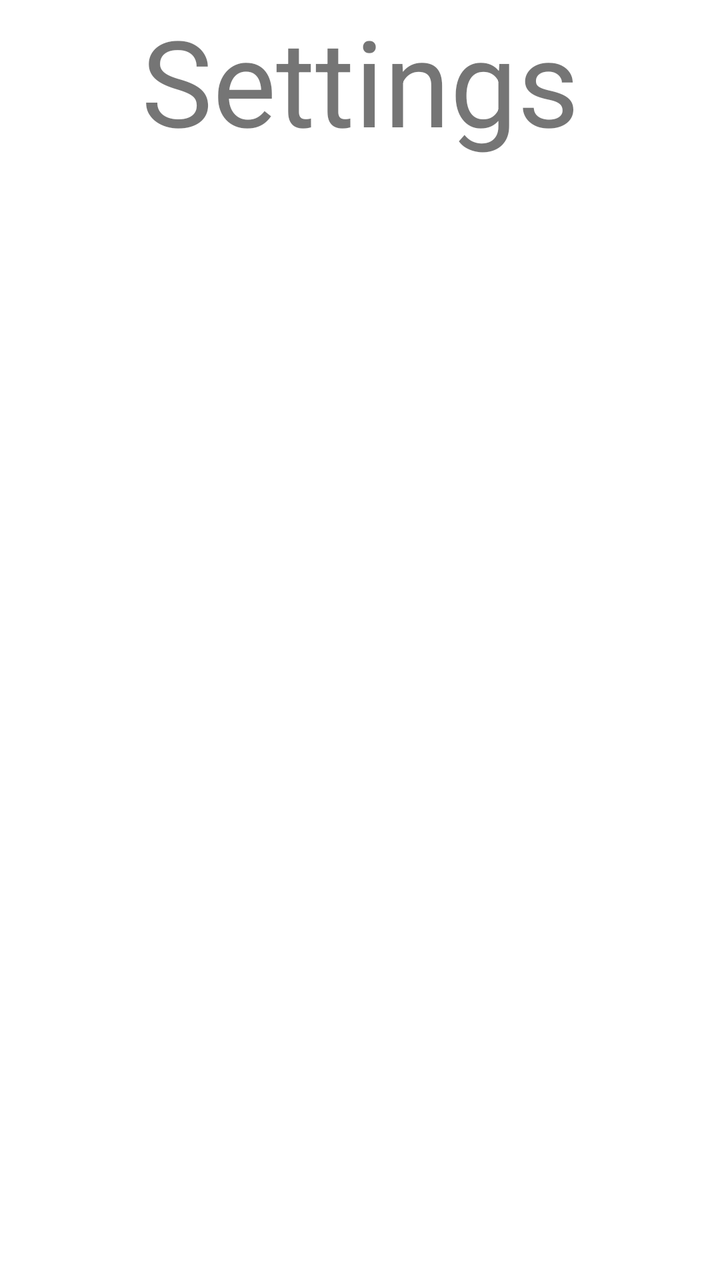
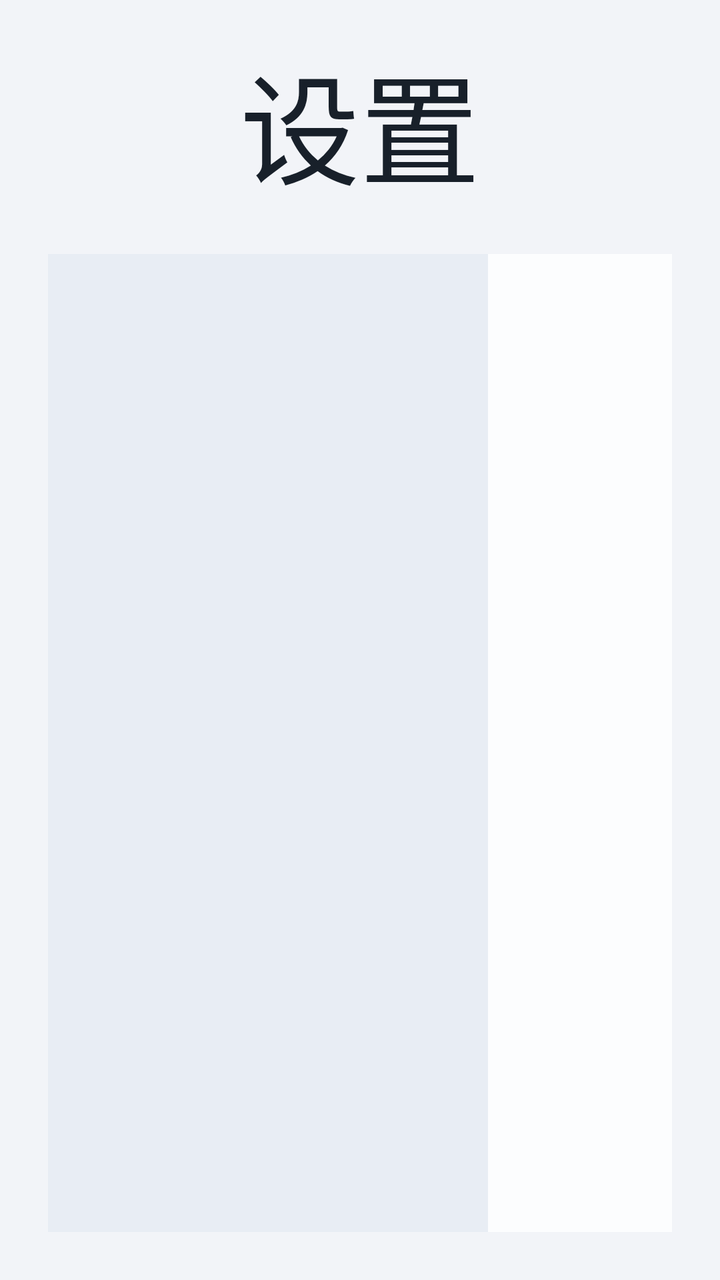

An Android layout rendered at two revisions. The XML below is the earlier revision; the diff shows what the commit changed to produce the second picture.
<!-- AndroidManifest.xml: application theme Theme.AHD_Camera -->
<!-- res/layout/activity_settings.xml -->
<?xml version="1.0" encoding="utf-8"?>
<RelativeLayout xmlns:android="http://schemas.android.com/apk/res/android"
    xmlns:app="http://schemas.android.com/apk/res-auto"
    xmlns:tools="http://schemas.android.com/tools"
    android:id="@+id/main"
    android:layout_width="match_parent"
    android:layout_height="match_parent"
    tools:context="com.example.Settings.Settings">

    <TextView
        android:layout_width="match_parent"
        android:layout_height="wrap_content"
        android:gravity="center_horizontal"
        android:text="Settings"
        android:textSize="60sp">
    </TextView>

    <Button
        android:layout_width=""
        android:layout_height="">

    </Button>

</RelativeLayout>
<!-- resources referenced by this layout -->
<resources>
  <style name="Theme.AHD_Camera" parent="Theme.MaterialComponents.DayNight.NoActionBar">
          
          <item name="colorPrimary">@color/purple_500</item>
          <item name="colorPrimaryVariant">@color/purple_700</item>
          <item name="colorOnPrimary">@color/white</item>
  
          
          <item name="colorSecondary">@color/teal_200</item>
          <item name="colorSecondaryVariant">@color/teal_700</item>
          <item name="colorOnSecondary">@color/black</item>
  
          
          <item name="windowNoTitle">true</item>
          <item name="windowActionBar">false</item>
          <item name="android:windowNoTitle">true</item>
          <item name="android:windowActionBar">false</item>
  
          
          <item name="android:windowFullscreen">true</item>
  
          
          <item name="android:statusBarColor">@android:color/transparent</item>
          <item name="android:navigationBarColor">@android:color/transparent</item>
  
          
          <item name="android:windowLayoutInDisplayCutoutMode" tools:targetApi="o_mr1">shortEdges</item>
      </style>
  <color name="purple_500">#FF6200EE</color>
  <color name="purple_700">#FF3700B3</color>
  <color name="white">#FFFFFFFF</color>
  <color name="teal_200">#FF03DAC5</color>
  <color name="teal_700">#FF018786</color>
  <color name="black">#FF000000</color>
</resources>

<!-- the commit's change to res/layout/activity_settings.xml (unified diff, before → after) -->
@@ -1,24 +1,54 @@
 <?xml version="1.0" encoding="utf-8"?>
-<RelativeLayout xmlns:android="http://schemas.android.com/apk/res/android"
+<LinearLayout xmlns:android="http://schemas.android.com/apk/res/android"
     xmlns:app="http://schemas.android.com/apk/res-auto"
     xmlns:tools="http://schemas.android.com/tools"
     android:id="@+id/main"
     android:layout_width="match_parent"
     android:layout_height="match_parent"
+    android:background="@color/settings_page_background"
+    android:orientation="vertical"
     tools:context="com.example.Settings.Settings">
 
     <TextView
         android:layout_width="match_parent"
         android:layout_height="wrap_content"
+        android:layout_marginStart="32dp"
+        android:layout_marginTop="18dp"
+        android:layout_marginEnd="32dp"
+        android:layout_marginBottom="18dp"
+        android:fontFamily="sans-serif-medium"
         android:gravity="center_horizontal"
-        android:text="Settings"
-        android:textSize="60sp">
-    </TextView>
+        android:text="@string/settings_title"
+        android:textColor="@color/settings_text_primary"
+        android:textSize="60sp" />
 
-    <Button
-        android:layout_width=""
-        android:layout_height="">
+    <LinearLayout
+        android:id="@+id/main_layout"
+        android:layout_width="match_parent"
+        android:layout_height="0dp"
+        android:layout_weight="1"
+        android:layout_marginStart="24dp"
+        android:layout_marginTop="4dp"
+        android:layout_marginEnd="24dp"
+        android:layout_marginBottom="24dp"
+        android:background="@drawable/bg_settings_shell"
+        android:orientation="horizontal">
 
-    </Button>
+        <androidx.recyclerview.widget.RecyclerView
+            android:id="@+id/rv_left_menu"
+            android:layout_width="220dp"
+            android:layout_height="match_parent"
+            android:background="@color/settings_sidebar_background"
+            android:clipToPadding="false"
+            android:overScrollMode="never" />
 
-</RelativeLayout>
+        <FrameLayout
+            android:id="@+id/right_content_container"
+            android:layout_width="0dp"
+            android:layout_height="match_parent"
+            android:layout_weight="1"
+            android:background="@color/settings_panel_background"
+            android:padding="28dp" />
+
+    </LinearLayout>
+</LinearLayout>
<!-- resource entries referenced after the edit -->
@@ -1,32 +1,33 @@
 <!-- resources referenced by this layout -->
 <resources>
+  <color name="settings_page_background">#F2F4F8</color>
+  <color name="settings_panel_background">#FCFDFE</color>
+  <color name="settings_sidebar_background">#E8EDF4</color>
+  <color name="settings_text_primary">#18202A</color>
+  <!-- drawable bg_settings_shell (drawable) -->
+  <?xml version="1.0" encoding="utf-8"?>
+  <shape xmlns:android="http://schemas.android.com/apk/res/android">
+      <solid android:color="@color/settings_card_background" />
+      <corners android:radius="24dp" />
+  </shape>
+  <string name="settings_title">设置</string>
   <style name="Theme.AHD_Camera" parent="Theme.MaterialComponents.DayNight.NoActionBar">
-          
           <item name="colorPrimary">@color/purple_500</item>
           <item name="colorPrimaryVariant">@color/purple_700</item>
           <item name="colorOnPrimary">@color/white</item>
-  
-          
           <item name="colorSecondary">@color/teal_200</item>
           <item name="colorSecondaryVariant">@color/teal_700</item>
           <item name="colorOnSecondary">@color/black</item>
-  
-          
           <item name="windowNoTitle">true</item>
           <item name="windowActionBar">false</item>
           <item name="android:windowNoTitle">true</item>
           <item name="android:windowActionBar">false</item>
-  
-          
           <item name="android:windowFullscreen">true</item>
-  
-          
           <item name="android:statusBarColor">@android:color/transparent</item>
           <item name="android:navigationBarColor">@android:color/transparent</item>
-  
-          
           <item name="android:windowLayoutInDisplayCutoutMode" tools:targetApi="o_mr1">shortEdges</item>
       </style>
+  <color name="settings_card_background">#FFFFFFFF</color>
   <color name="purple_500">#FF6200EE</color>
   <color name="purple_700">#FF3700B3</color>
   <color name="white">#FFFFFFFF</color>
